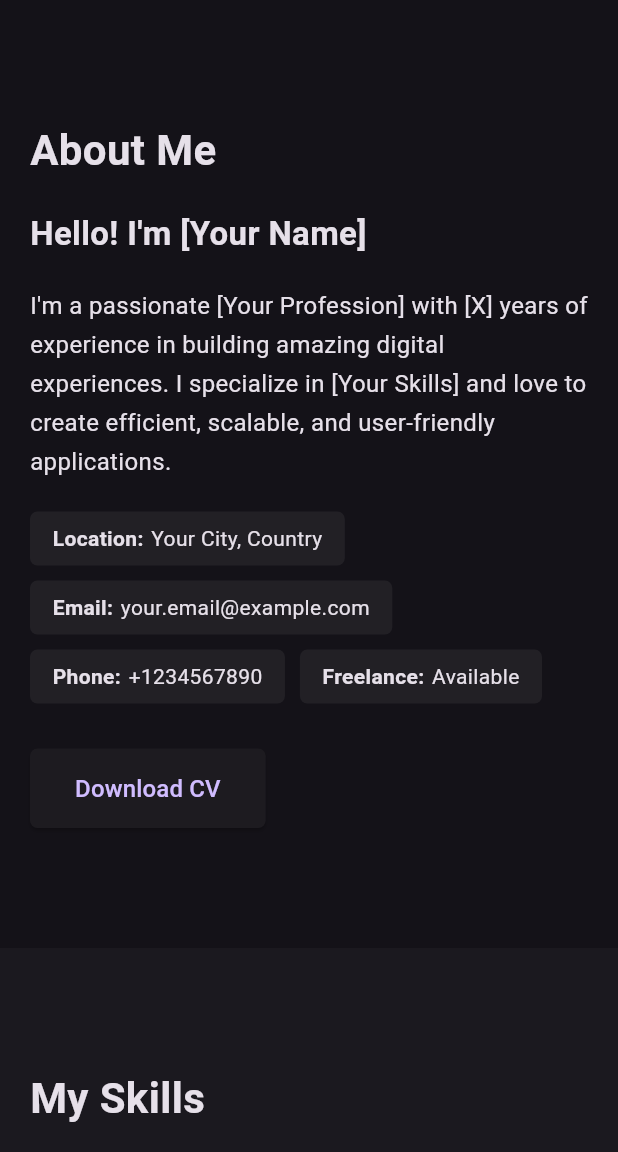
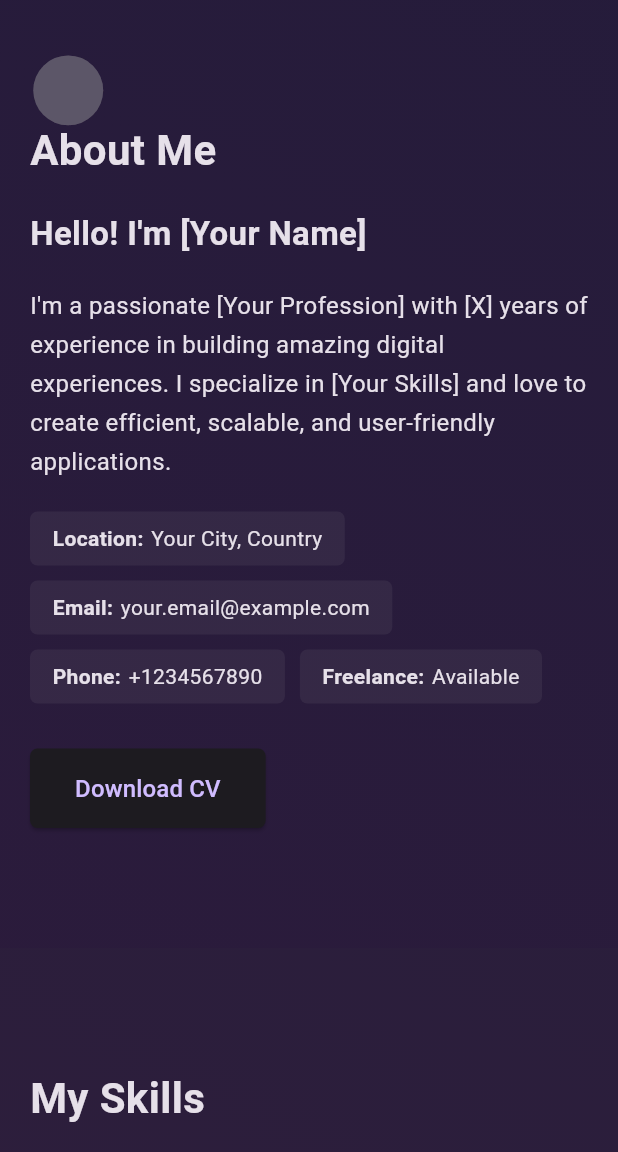
Before and after one commit to rilonmaharjan/myportfolio, a Flutter app: the screen it shows after launch, on a phone screen of 412 x 824 dp, the part 84-1236 px from its top. Run offline on Flutter 3.47's test engine with Material 3 defaults, Android fonts, the phone set to English and light mode, and no system bars.

Commit message:
[added :aniamted bg]

```diff
--- a/lib/views/footer.dart
+++ b/lib/views/footer.dart
@@ -13,7 +13,7 @@
         horizontal: isMobile ? 20 : 100,
         vertical: 30,
       ),
-      color: Colors.grey.withOpacity(0.05), // Fixed color syntax
+      color: Theme.of(context).colorScheme.surfaceContainerHighest.withValues(alpha:0.1),
       child: Column(
         crossAxisAlignment: CrossAxisAlignment.stretch,
         children: [
--- a/lib/views/home_screen.dart
+++ b/lib/views/home_screen.dart
@@ -6,6 +6,11 @@
 import 'package:portfolio/views/header.dart';
 import 'package:portfolio/views/project_section.dart';
 import 'package:portfolio/views/skill_section.dart';
+import 'package:portfolio/widget/animated_bubble_bg.dart';
+import 'package:portfolio/widget/gradient_bg.dart';
+// import 'package:portfolio/widget/floating_buble_bg.dart';
+// import 'package:portfolio/widget/particle_animated_bg.dart';
+// import 'package:portfolio/widget/wave_bg.dart';
 
 class HomeScreen extends StatefulWidget {
   const HomeScreen({super.key});
@@ -40,7 +45,14 @@
       child: Scaffold(
         appBar: isMobile ? _buildMobileAppBar() : null,
         drawer: isMobile ? _buildMobileDrawer(isMobile) : null,
-        body: CustomScrollView(
+        body: Stack(
+          children: [
+            AnimatedGradientBackground(),
+            // WaveBackground(),
+            // ParticleBackground(),
+            // FloatingBubblesBackground(),
+            const AnimatedBackground(),
+            CustomScrollView(
               controller: _scrollController,
               slivers: [
                 if (!isMobile)
@@ -63,6 +75,8 @@
                     ContactSection(key: _sectionKeys[4]),
                     const Footer(),
                   ]),
+                ),
+              ],
             ),
           ],
         ),
--- a/lib/views/project_section.dart
+++ b/lib/views/project_section.dart
@@ -102,6 +102,8 @@
     return MouseRegion(
       cursor: SystemMouseCursors.click,
       child: Card(
+        color: Theme.of(context).colorScheme.surfaceContainerLowest.withValues(alpha:0.2),
+        shadowColor: Colors.transparent,
         elevation: 4,
         shape: RoundedRectangleBorder(
           borderRadius: BorderRadius.circular(12),
--- a/lib/views/skill_section.dart
+++ b/lib/views/skill_section.dart
@@ -27,7 +27,7 @@
         horizontal: isMobile ? 20 : isTablet ? 40 : 100,
         vertical: 80,
       ),
-      color: Colors.grey.withValues(alpha:0.05),
+      color: Theme.of(context).colorScheme.surfaceContainerHighest.withValues(alpha:0.1),
       child: Column(
         crossAxisAlignment: CrossAxisAlignment.start,
         children: [
--- /dev/null
+++ b/lib/widget/animated_bubble_bg.dart
@@ -0,0 +1,79 @@
+import 'dart:math';
+import 'package:flutter/material.dart';
+
+class AnimatedBackground extends StatefulWidget {
+  const AnimatedBackground({super.key});
+
+  @override
+  State<AnimatedBackground> createState() => _AnimatedBackgroundState();
+}
+
+class _AnimatedBackgroundState extends State<AnimatedBackground> with SingleTickerProviderStateMixin {
+  late AnimationController _controller;
+  late List<Bubble> _bubbles;
+
+  @override
+  void initState() {
+    super.initState();
+    _controller = AnimationController(vsync: this, duration: const Duration(seconds: 20))
+      ..addListener(() => setState(() {}))
+      ..repeat();
+
+    _bubbles = List.generate(8, (index) => Bubble());
+  }
+
+  @override
+  void dispose() {
+    _controller.dispose();
+    super.dispose();
+  }
+
+  @override
+  Widget build(BuildContext context) {
+    return CustomPaint(
+      size: Size.infinite,
+      painter: BubblePainter(_bubbles, _controller.value),
+    );
+  }
+}
+
+class Bubble {
+  double x = Random().nextDouble();
+  double y = Random().nextDouble();
+  double radius = Random().nextDouble() * 30 + 20;
+  double speed = Random().nextDouble() * 0.0009 + 0.0007;
+  Color color = Colors.grey.withValues(alpha: (Random().nextDouble() * 0.2 + 0.05));
+
+  void update(double progress) {
+    y -= speed;
+    if (y < 0) {
+      y = 1.0;
+      x = Random().nextDouble();
+    }
+  }
+}
+
+class BubblePainter extends CustomPainter {
+  final List<Bubble> bubbles;
+  final double progress;
+
+  BubblePainter(this.bubbles, this.progress);
+
+  @override
+  void paint(Canvas canvas, Size size) {
+    final paint = Paint();
+
+    for (final bubble in bubbles) {
+      bubble.update(progress);
+      paint.color = bubble.color;
+      canvas.drawCircle(
+        Offset(bubble.x * size.width, bubble.y * size.height),
+        bubble.radius,
+        paint,
+      );
+    }
+  }
+
+  @override
+  bool shouldRepaint(CustomPainter oldDelegate) => true;
+}
--- /dev/null
+++ b/lib/widget/floating_buble_bg.dart
@@ -0,0 +1,142 @@
+import 'dart:math';
+import 'package:flutter/material.dart';
+
+class FloatingBubblesBackground extends StatefulWidget {
+  const FloatingBubblesBackground({super.key});
+
+  @override
+  // ignore: library_private_types_in_public_api
+  _FloatingBubblesBackgroundState createState() => _FloatingBubblesBackgroundState();
+}
+
+class _FloatingBubblesBackgroundState extends State<FloatingBubblesBackground>
+    with SingleTickerProviderStateMixin {
+  late AnimationController _controller;
+  final List<Bubble> bubbles = [];
+  final Random random = Random();
+  final int bubbleCount = 30;
+
+  @override
+  void initState() {
+    super.initState();
+    for (int i = 0; i < bubbleCount; i++) {
+      bubbles.add(Bubble(random));
+    }
+    _controller = AnimationController(
+      vsync: this,
+      duration: Duration(seconds: 1),
+    )..repeat();
+  }
+
+  @override
+  void dispose() {
+    _controller.dispose();
+    super.dispose();
+  }
+
+  @override
+  Widget build(BuildContext context) {
+    return AnimatedBuilder(
+      animation: _controller,
+      builder: (context, child) {
+        _updateBubbles();
+        return CustomPaint(
+          painter: _BubblePainter(bubbles),
+          child: Container(),
+        );
+      },
+    );
+  }
+
+  void _updateBubbles() {
+    for (final bubble in bubbles) {
+      bubble.update();
+    }
+  }
+}
+
+class Bubble {
+  final Random random;
+  double x;
+  double y;
+  double size;
+  double speedX;
+  double speedY;
+  double alpha;
+  Color color;
+  double rotation;
+  double rotationSpeed;
+
+  Bubble(this.random)
+      : x = random.nextDouble() * 100,
+        y = random.nextDouble() * 100,
+        size = random.nextDouble() * 20 + 10,
+        speedX = random.nextDouble() * 0.5 - 0.25,
+        speedY = random.nextDouble() * 0.5 - 0.25,
+        alpha = random.nextDouble() * 0.5 + 0.3,
+        rotation = random.nextDouble() * 2 * pi,
+        rotationSpeed = random.nextDouble() * 0.1 - 0.05,
+        color = Color.fromARGB(
+          ((random.nextDouble() * 0.5 + 0.3) * 255).toInt(),
+          random.nextInt(200),
+          random.nextInt(200),
+          random.nextInt(200),
+        );
+
+  void update() {
+    x += speedX;
+    y += speedY;
+    rotation += rotationSpeed;
+
+    // Bounce on boundaries
+    if (x < 0 || x > 100) speedX *= -1;
+    if (y < 0 || y > 100) speedY *= -1;
+
+    // Occasionally change direction
+    if (random.nextDouble() < 0.01) {
+      speedX = random.nextDouble() * 0.5 - 0.25;
+      speedY = random.nextDouble() * 0.5 - 0.25;
+    }
+  }
+}
+
+class _BubblePainter extends CustomPainter {
+  final List<Bubble> bubbles;
+
+  _BubblePainter(this.bubbles);
+
+  @override
+  void paint(Canvas canvas, Size size) {
+    for (final bubble in bubbles) {
+      final paint = Paint()..color = bubble.color;
+      final center = Offset(
+        bubble.x / 100 * size.width,
+        bubble.y / 100 * size.height,
+      );
+
+      // Draw bubble with highlight for 3D effect
+      canvas.save();
+      canvas.translate(center.dx, center.dy);
+      canvas.rotate(bubble.rotation);
+
+      // Main bubble
+      canvas.drawCircle(
+        Offset.zero,
+        bubble.size,
+        paint,
+      );
+
+      // Bubble highlight
+      canvas.drawCircle(
+        Offset(-bubble.size * 0.3, -bubble.size * 0.3),
+        bubble.size * 0.3,
+        Paint()..color = Colors.white.withValues(alpha:0.3),
+      );
+
+      canvas.restore();
+    }
+  }
+
+  @override
+  bool shouldRepaint(_BubblePainter oldDelegate) => true;
+}
--- /dev/null
+++ b/lib/widget/gradient_bg.dart
@@ -0,0 +1,91 @@
+import 'package:flutter/material.dart';
+
+class AnimatedGradientBackground extends StatefulWidget {
+  const AnimatedGradientBackground({super.key,});
+
+  @override
+  // ignore: library_private_types_in_public_api
+  _AnimatedGradientBackgroundState createState() => _AnimatedGradientBackgroundState();
+}
+
+class _AnimatedGradientBackgroundState extends State<AnimatedGradientBackground>
+    with SingleTickerProviderStateMixin {
+  late AnimationController _controller;
+  late Animation<double> _animation;
+
+  List<Color> colorList = [
+        Colors.blue.withValues(alpha:0.2),
+        Colors.purple.withValues(alpha:0.2),
+        Colors.deepPurple.withValues(alpha:0.2),
+        Colors.indigo.withValues(alpha:0.2),
+      ];
+
+  final List<Alignment> alignmentList = [
+    Alignment.bottomLeft,
+    Alignment.bottomRight,
+    Alignment.topRight,
+    Alignment.topLeft,
+  ];
+  int index = 0;
+  Color bottomColor = Colors.blue;
+  Color topColor = Colors.indigo;
+  Alignment begin = Alignment.bottomLeft;
+  Alignment end = Alignment.topRight;
+
+  @override
+  void initState() {
+    super.initState();
+    _controller = AnimationController(
+      vsync: this,
+      duration: Duration(seconds: 3),
+    )..repeat();
+
+    _animation = Tween<double>(begin: 0, end: 1).animate(_controller)
+      ..addListener(() {
+        setState(() {
+          bottomColor = Color.lerp(
+            bottomColor,
+            colorList[index],
+            _animation.value,
+          )!;
+
+          topColor = Color.lerp(
+            topColor,
+            colorList[(index + 1) % colorList.length],
+            _animation.value,
+          )!;
+        });
+      })
+      ..addStatusListener((status) {
+        if (status == AnimationStatus.completed) {
+          setState(() {
+            index = (index + 1) % colorList.length;
+          });
+          _controller.reset();
+          _controller.forward();
+        }
+      });
+    _controller.forward();
+  }
+
+  @override
+  void dispose() {
+    _controller.dispose();
+    super.dispose();
+  }
+
+  @override
+  Widget build(BuildContext context) {
+    return AnimatedContainer(
+      duration: Duration(seconds: 2),
+      decoration: BoxDecoration(
+        gradient: LinearGradient(
+          begin: begin,
+          end: end,
+          colors: [bottomColor, topColor],
+        ),
+      ),
+      child: Container(), // Your content goes here
+    );
+  }
+}
```
Also changed, not shown: lib/widget/particle_animated_bg.dart (added, +118 -0 lines), lib/widget/wave_bg.dart (added, +79 -0 lines). Lines whose indentation alone changed are shown as unchanged.
